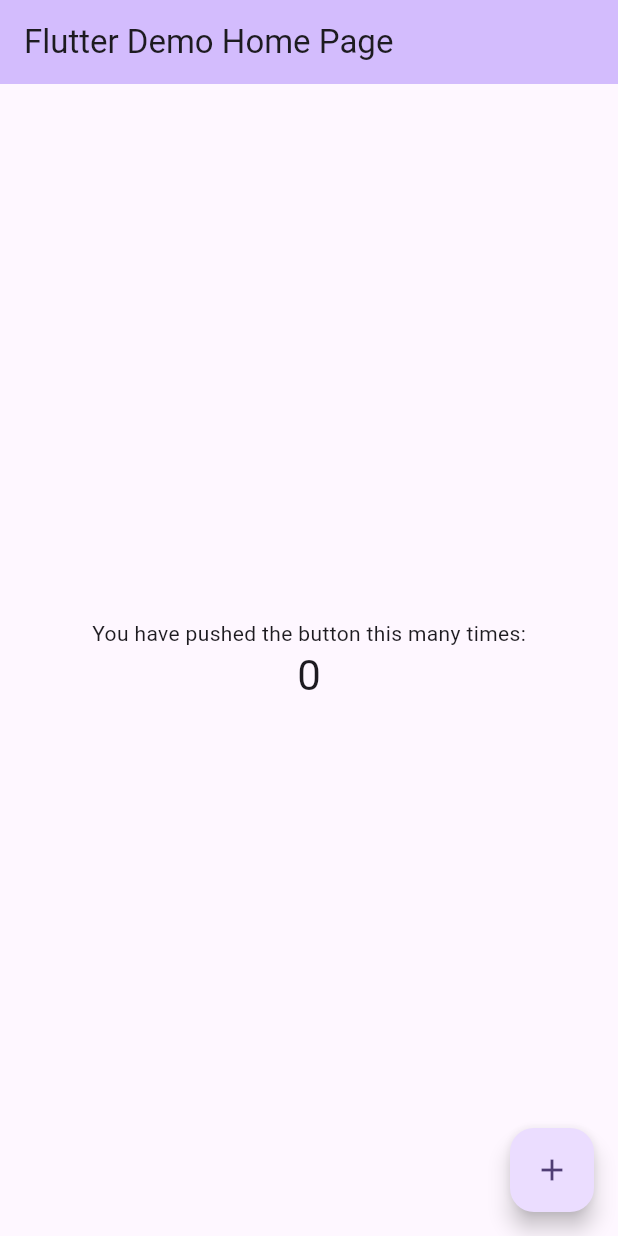
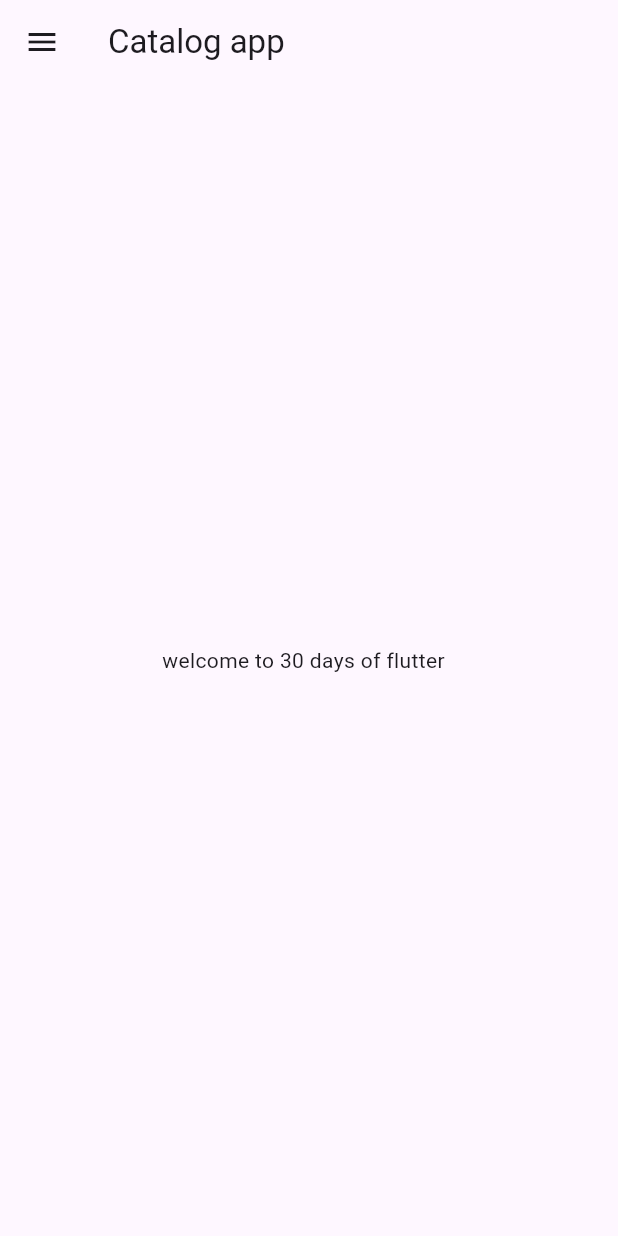
Before and after one commit to bhawnadiya15/flutter, a Flutter app: the screen it shows after launch, on a phone screen of 412 x 824 dp. Run offline on Flutter 3.47's test engine with Material 3 defaults, Android fonts, the phone set to English and light mode, and no system bars.

Commit message:
Day 2 completed

```diff
--- /dev/null
+++ b/lib/home_page.dart
@@ -0,0 +1,17 @@
+import "package:flutter/material.dart";
+class HomePage extends StatelessWidget{
+  Widget build(BuildContext context){
+    return  Scaffold(
+      appBar: AppBar(
+        title: Text("Catalog app"),
+      ),
+        body: Center(
+          child: Container(
+            child: Text("welcome to 30 days of flutter  "),
+          ),
+        ),
+        drawer: Drawer(),
+
+      );
+  }
+}
--- a/lib/main.dart
+++ b/lib/main.dart
@@ -1,125 +1,13 @@
 import 'package:flutter/material.dart';
+import 'package:onflutter/home_page.dart';
 
 void main() {
-  runApp(const MyApp());
+  runApp( MyApp());
 }
-
-class MyApp extends StatelessWidget {
-  const MyApp({super.key});
-
-  // This widget is the root of your application.
-  @override
-  Widget build(BuildContext context) {
+class MyApp extends StatelessWidget{
+  Widget build (BuildContext context){
     return MaterialApp(
-      title: 'Flutter Demo',
-      theme: ThemeData(
-        // This is the theme of your application.
-        //
-        // TRY THIS: Try running your application with "flutter run". You'll see
-        // the application has a purple toolbar. Then, without quitting the app,
-        // try changing the seedColor in the colorScheme below to Colors.green
-        // and then invoke "hot reload" (save your changes or press the "hot
-        // reload" button in a Flutter-supported IDE, or press "r" if you used
-        // the command line to start the app).
-        //
-        // Notice that the counter didn't reset back to zero; the application
-        // state is not lost during the reload. To reset the state, use hot
-        // restart instead.
-        //
-        // This works for code too, not just values: Most code changes can be
-        // tested with just a hot reload.
-        colorScheme: ColorScheme.fromSeed(seedColor: Colors.deepPurple),
-        useMaterial3: true,
-      ),
-      home: const MyHomePage(title: 'Flutter Demo Home Page'),
+      home: HomePage(),
     );
   }
 }
-
-class MyHomePage extends StatefulWidget {
-  const MyHomePage({super.key, required this.title});
-
-  // This widget is the home page of your application. It is stateful, meaning
-  // that it has a State object (defined below) that contains fields that affect
-  // how it looks.
-
-  // This class is the configuration for the state. It holds the values (in this
-  // case the title) provided by the parent (in this case the App widget) and
-  // used by the build method of the State. Fields in a Widget subclass are
-  // always marked "final".
-
-  final String title;
-
-  @override
-  State<MyHomePage> createState() => _MyHomePageState();
-}
-
-class _MyHomePageState extends State<MyHomePage> {
-  int _counter = 0;
-
-  void _incrementCounter() {
-    setState(() {
-      // This call to setState tells the Flutter framework that something has
-      // changed in this State, which causes it to rerun the build method below
-      // so that the display can reflect the updated values. If we changed
-      // _counter without calling setState(), then the build method would not be
-      // called again, and so nothing would appear to happen.
-      _counter++;
-    });
-  }
-
-  @override
-  Widget build(BuildContext context) {
-    // This method is rerun every time setState is called, for instance as done
-    // by the _incrementCounter method above.
-    //
-    // The Flutter framework has been optimized to make rerunning build methods
-    // fast, so that you can just rebuild anything that needs updating rather
-    // than having to individually change instances of widgets.
-    return Scaffold(
-      appBar: AppBar(
-        // TRY THIS: Try changing the color here to a specific color (to
-        // Colors.amber, perhaps?) and trigger a hot reload to see the AppBar
-        // change color while the other colors stay the same.
-        backgroundColor: Theme.of(context).colorScheme.inversePrimary,
-        // Here we take the value from the MyHomePage object that was created by
-        // the App.build method, and use it to set our appbar title.
-        title: Text(widget.title),
-      ),
-      body: Center(
-        // Center is a layout widget. It takes a single child and positions it
-        // in the middle of the parent.
-        child: Column(
-          // Column is also a layout widget. It takes a list of children and
-          // arranges them vertically. By default, it sizes itself to fit its
-          // children horizontally, and tries to be as tall as its parent.
-          //
-          // Column has various properties to control how it sizes itself and
-          // how it positions its children. Here we use mainAxisAlignment to
-          // center the children vertically; the main axis here is the vertical
-          // axis because Columns are vertical (the cross axis would be
-          // horizontal).
-          //
-          // TRY THIS: Invoke "debug painting" (choose the "Toggle Debug Paint"
-          // action in the IDE, or press "p" in the console), to see the
-          // wireframe for each widget.
-          mainAxisAlignment: MainAxisAlignment.center,
-          children: <Widget>[
-            const Text(
-              'You have pushed the button this many times:',
-            ),
-            Text(
-              '$_counter',
-              style: Theme.of(context).textTheme.headlineMedium,
-            ),
-          ],
-        ),
-      ),
-      floatingActionButton: FloatingActionButton(
-        onPressed: _incrementCounter,
-        tooltip: 'Increment',
-        child: const Icon(Icons.add),
-      ), // This trailing comma makes auto-formatting nicer for build methods.
-    );
-  }
-}
```
